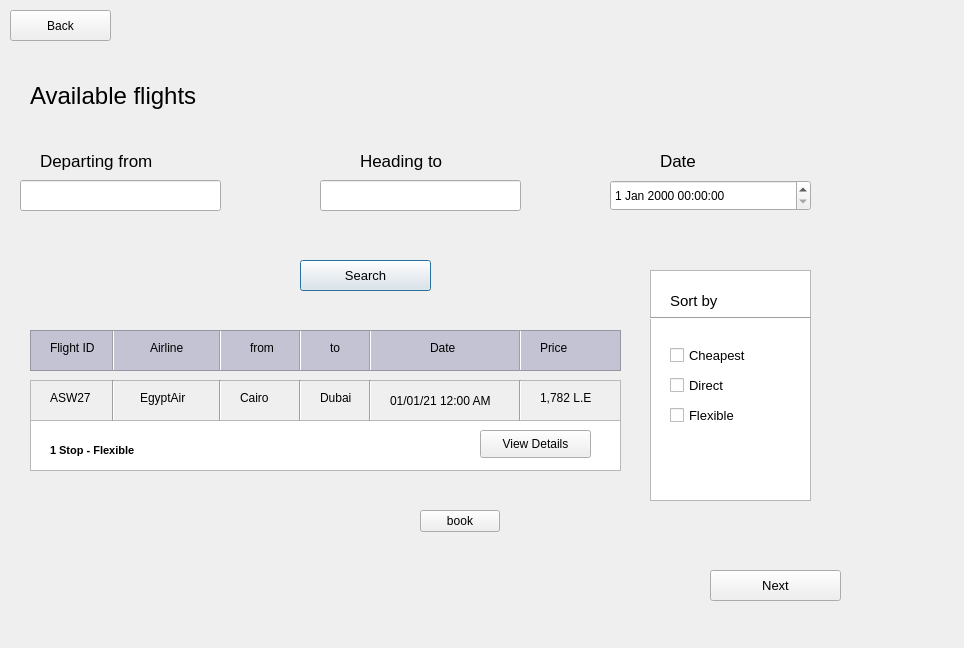
Abdelrahman-Shorim/FlightApp, file availableflights.ui: the form before one commit.
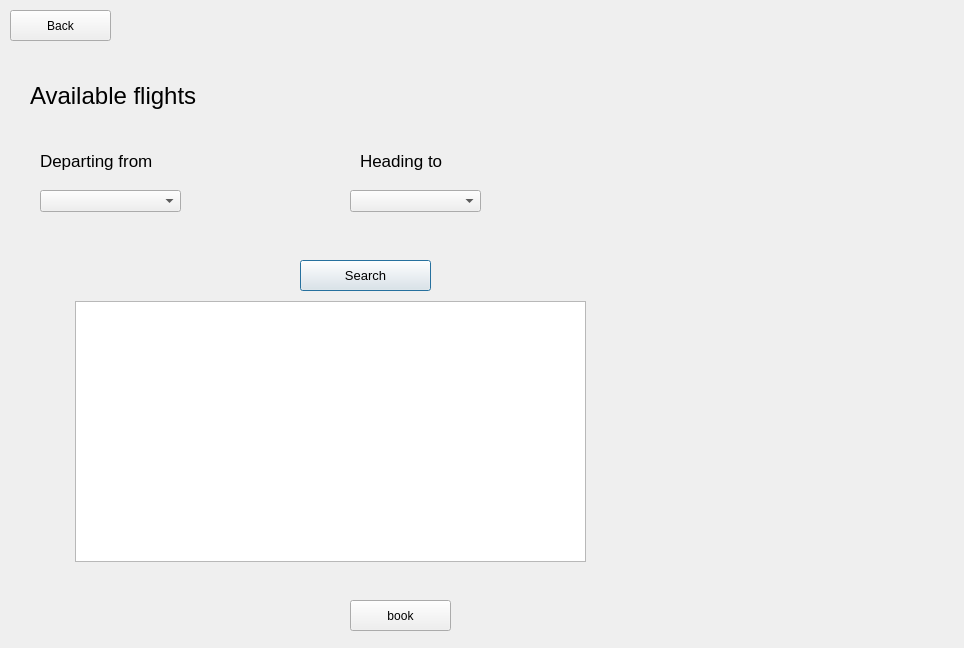
The form after the commit.

Diff of the .ui file:
```diff
--- a/availableflights.ui
+++ b/availableflights.ui
@@ -67,57 +67,6 @@
     <string>Heading to </string>
    </property>
   </widget>
-  <widget class="QLabel" name="label_4">
-   <property name="geometry">
-    <rect>
-     <x>660</x>
-     <y>140</y>
-     <width>191</width>
-     <height>41</height>
-    </rect>
-   </property>
-   <property name="font">
-    <font>
-     <pointsize>13</pointsize>
-    </font>
-   </property>
-   <property name="text">
-    <string>Date</string>
-   </property>
-  </widget>
-  <widget class="QDateTimeEdit" name="dateTimeEdit">
-   <property name="geometry">
-    <rect>
-     <x>610</x>
-     <y>180</y>
-     <width>201</width>
-     <height>31</height>
-    </rect>
-   </property>
-   <property name="locale">
-    <locale language="English" country="UnitedStates"/>
-   </property>
-  </widget>
-  <widget class="QLineEdit" name="lineEdit">
-   <property name="geometry">
-    <rect>
-     <x>320</x>
-     <y>180</y>
-     <width>201</width>
-     <height>31</height>
-    </rect>
-   </property>
-  </widget>
-  <widget class="QLineEdit" name="lineEdit_2">
-   <property name="geometry">
-    <rect>
-     <x>20</x>
-     <y>180</y>
-     <width>201</width>
-     <height>31</height>
-    </rect>
-   </property>
-  </widget>
   <widget class="QPushButton" name="pushButton">
    <property name="geometry">
     <rect>
@@ -136,474 +85,6 @@
     <string>Search</string>
    </property>
   </widget>
-  <widget class="QLabel" name="label_5">
-   <property name="geometry">
-    <rect>
-     <x>670</x>
-     <y>290</y>
-     <width>101</width>
-     <height>21</height>
-    </rect>
-   </property>
-   <property name="font">
-    <font>
-     <pointsize>11</pointsize>
-    </font>
-   </property>
-   <property name="text">
-    <string>Sort by</string>
-   </property>
-  </widget>
-  <widget class="QCheckBox" name="checkBox">
-   <property name="geometry">
-    <rect>
-     <x>670</x>
-     <y>340</y>
-     <width>131</width>
-     <height>31</height>
-    </rect>
-   </property>
-   <property name="font">
-    <font>
-     <pointsize>10</pointsize>
-    </font>
-   </property>
-   <property name="text">
-    <string>Cheapest</string>
-   </property>
-  </widget>
-  <widget class="QCheckBox" name="checkBox_2">
-   <property name="geometry">
-    <rect>
-     <x>670</x>
-     <y>370</y>
-     <width>131</width>
-     <height>31</height>
-    </rect>
-   </property>
-   <property name="font">
-    <font>
-     <pointsize>10</pointsize>
-    </font>
-   </property>
-   <property name="text">
-    <string>Direct</string>
-   </property>
-  </widget>
-  <widget class="QCheckBox" name="checkBox_3">
-   <property name="geometry">
-    <rect>
-     <x>670</x>
-     <y>400</y>
-     <width>131</width>
-     <height>31</height>
-    </rect>
-   </property>
-   <property name="font">
-    <font>
-     <pointsize>10</pointsize>
-    </font>
-   </property>
-   <property name="text">
-    <string>Flexible</string>
-   </property>
-  </widget>
-  <widget class="QTableView" name="tableView">
-   <property name="geometry">
-    <rect>
-     <x>650</x>
-     <y>270</y>
-     <width>161</width>
-     <height>231</height>
-    </rect>
-   </property>
-  </widget>
-  <widget class="Line" name="line">
-   <property name="geometry">
-    <rect>
-     <x>650</x>
-     <y>310</y>
-     <width>161</width>
-     <height>16</height>
-    </rect>
-   </property>
-   <property name="orientation">
-    <enum>Qt::Horizontal</enum>
-   </property>
-  </widget>
-  <widget class="QListView" name="listView">
-   <property name="geometry">
-    <rect>
-     <x>30</x>
-     <y>330</y>
-     <width>591</width>
-     <height>41</height>
-    </rect>
-   </property>
-   <property name="styleSheet">
-    <string notr="true">background-color: rgb(195, 195, 212);</string>
-   </property>
-  </widget>
-  <widget class="QLabel" name="label_6">
-   <property name="geometry">
-    <rect>
-     <x>50</x>
-     <y>340</y>
-     <width>55</width>
-     <height>16</height>
-    </rect>
-   </property>
-   <property name="text">
-    <string>Flight ID</string>
-   </property>
-  </widget>
-  <widget class="QLabel" name="label_7">
-   <property name="geometry">
-    <rect>
-     <x>150</x>
-     <y>340</y>
-     <width>55</width>
-     <height>16</height>
-    </rect>
-   </property>
-   <property name="text">
-    <string>Airline</string>
-   </property>
-  </widget>
-  <widget class="QLabel" name="label_8">
-   <property name="geometry">
-    <rect>
-     <x>250</x>
-     <y>340</y>
-     <width>55</width>
-     <height>16</height>
-    </rect>
-   </property>
-   <property name="text">
-    <string>from</string>
-   </property>
-  </widget>
-  <widget class="QLabel" name="label_9">
-   <property name="geometry">
-    <rect>
-     <x>330</x>
-     <y>340</y>
-     <width>55</width>
-     <height>16</height>
-    </rect>
-   </property>
-   <property name="text">
-    <string>to</string>
-   </property>
-  </widget>
-  <widget class="QLabel" name="label_10">
-   <property name="geometry">
-    <rect>
-     <x>430</x>
-     <y>340</y>
-     <width>55</width>
-     <height>16</height>
-    </rect>
-   </property>
-   <property name="text">
-    <string>Date</string>
-   </property>
-  </widget>
-  <widget class="QLabel" name="label_11">
-   <property name="geometry">
-    <rect>
-     <x>540</x>
-     <y>340</y>
-     <width>55</width>
-     <height>16</height>
-    </rect>
-   </property>
-   <property name="text">
-    <string>Price</string>
-   </property>
-  </widget>
-  <widget class="Line" name="line_2">
-   <property name="geometry">
-    <rect>
-     <x>103</x>
-     <y>330</y>
-     <width>20</width>
-     <height>41</height>
-    </rect>
-   </property>
-   <property name="orientation">
-    <enum>Qt::Vertical</enum>
-   </property>
-  </widget>
-  <widget class="Line" name="line_3">
-   <property name="geometry">
-    <rect>
-     <x>210</x>
-     <y>330</y>
-     <width>20</width>
-     <height>41</height>
-    </rect>
-   </property>
-   <property name="orientation">
-    <enum>Qt::Vertical</enum>
-   </property>
-  </widget>
-  <widget class="Line" name="line_4">
-   <property name="geometry">
-    <rect>
-     <x>290</x>
-     <y>330</y>
-     <width>20</width>
-     <height>41</height>
-    </rect>
-   </property>
-   <property name="orientation">
-    <enum>Qt::Vertical</enum>
-   </property>
-  </widget>
-  <widget class="Line" name="line_5">
-   <property name="geometry">
-    <rect>
-     <x>360</x>
-     <y>330</y>
-     <width>20</width>
-     <height>41</height>
-    </rect>
-   </property>
-   <property name="orientation">
-    <enum>Qt::Vertical</enum>
-   </property>
-  </widget>
-  <widget class="Line" name="line_6">
-   <property name="geometry">
-    <rect>
-     <x>510</x>
-     <y>330</y>
-     <width>20</width>
-     <height>41</height>
-    </rect>
-   </property>
-   <property name="orientation">
-    <enum>Qt::Vertical</enum>
-   </property>
-  </widget>
-  <widget class="QLabel" name="label_12">
-   <property name="geometry">
-    <rect>
-     <x>50</x>
-     <y>390</y>
-     <width>55</width>
-     <height>16</height>
-    </rect>
-   </property>
-   <property name="text">
-    <string>ASW27</string>
-   </property>
-  </widget>
-  <widget class="QLabel" name="label_13">
-   <property name="geometry">
-    <rect>
-     <x>320</x>
-     <y>390</y>
-     <width>55</width>
-     <height>16</height>
-    </rect>
-   </property>
-   <property name="text">
-    <string>Dubai</string>
-   </property>
-  </widget>
-  <widget class="Line" name="line_7">
-   <property name="geometry">
-    <rect>
-     <x>510</x>
-     <y>380</y>
-     <width>20</width>
-     <height>41</height>
-    </rect>
-   </property>
-   <property name="orientation">
-    <enum>Qt::Vertical</enum>
-   </property>
-  </widget>
-  <widget class="QLabel" name="label_14">
-   <property name="geometry">
-    <rect>
-     <x>240</x>
-     <y>390</y>
-     <width>55</width>
-     <height>16</height>
-    </rect>
-   </property>
-   <property name="text">
-    <string>Cairo</string>
-   </property>
-  </widget>
-  <widget class="Line" name="line_8">
-   <property name="geometry">
-    <rect>
-     <x>290</x>
-     <y>380</y>
-     <width>20</width>
-     <height>41</height>
-    </rect>
-   </property>
-   <property name="orientation">
-    <enum>Qt::Vertical</enum>
-   </property>
-  </widget>
-  <widget class="Line" name="line_9">
-   <property name="geometry">
-    <rect>
-     <x>103</x>
-     <y>380</y>
-     <width>20</width>
-     <height>41</height>
-    </rect>
-   </property>
-   <property name="orientation">
-    <enum>Qt::Vertical</enum>
-   </property>
-  </widget>
-  <widget class="Line" name="line_10">
-   <property name="geometry">
-    <rect>
-     <x>360</x>
-     <y>380</y>
-     <width>20</width>
-     <height>41</height>
-    </rect>
-   </property>
-   <property name="orientation">
-    <enum>Qt::Vertical</enum>
-   </property>
-  </widget>
-  <widget class="QLabel" name="label_15">
-   <property name="geometry">
-    <rect>
-     <x>140</x>
-     <y>390</y>
-     <width>55</width>
-     <height>16</height>
-    </rect>
-   </property>
-   <property name="text">
-    <string>EgyptAir</string>
-   </property>
-  </widget>
-  <widget class="Line" name="line_11">
-   <property name="geometry">
-    <rect>
-     <x>210</x>
-     <y>380</y>
-     <width>20</width>
-     <height>41</height>
-    </rect>
-   </property>
-   <property name="orientation">
-    <enum>Qt::Vertical</enum>
-   </property>
-  </widget>
-  <widget class="QLabel" name="label_16">
-   <property name="geometry">
-    <rect>
-     <x>540</x>
-     <y>390</y>
-     <width>55</width>
-     <height>16</height>
-    </rect>
-   </property>
-   <property name="text">
-    <string>1,782 L.E</string>
-   </property>
-  </widget>
-  <widget class="QLabel" name="label_17">
-   <property name="geometry">
-    <rect>
-     <x>390</x>
-     <y>390</y>
-     <width>121</width>
-     <height>21</height>
-    </rect>
-   </property>
-   <property name="text">
-    <string>01/01/21 12:00 AM</string>
-   </property>
-  </widget>
-  <widget class="QListView" name="listView_2">
-   <property name="geometry">
-    <rect>
-     <x>30</x>
-     <y>380</y>
-     <width>591</width>
-     <height>41</height>
-    </rect>
-   </property>
-   <property name="styleSheet">
-    <string notr="true">background-color: rgb(239, 239, 239);</string>
-   </property>
-  </widget>
-  <widget class="QListView" name="listView_3">
-   <property name="geometry">
-    <rect>
-     <x>30</x>
-     <y>420</y>
-     <width>591</width>
-     <height>51</height>
-    </rect>
-   </property>
-  </widget>
-  <widget class="QPushButton" name="pushButton_2">
-   <property name="geometry">
-    <rect>
-     <x>480</x>
-     <y>430</y>
-     <width>111</width>
-     <height>28</height>
-    </rect>
-   </property>
-   <property name="text">
-    <string>View Details</string>
-   </property>
-  </widget>
-  <widget class="QLabel" name="label_18">
-   <property name="geometry">
-    <rect>
-     <x>50</x>
-     <y>440</y>
-     <width>141</width>
-     <height>21</height>
-    </rect>
-   </property>
-   <property name="font">
-    <font>
-     <pointsize>8</pointsize>
-     <weight>75</weight>
-     <bold>true</bold>
-    </font>
-   </property>
-   <property name="text">
-    <string>1 Stop - Flexible</string>
-   </property>
-  </widget>
-  <widget class="QPushButton" name="pushButton_3">
-   <property name="geometry">
-    <rect>
-     <x>710</x>
-     <y>570</y>
-     <width>131</width>
-     <height>31</height>
-    </rect>
-   </property>
-   <property name="font">
-    <font>
-     <pointsize>10</pointsize>
-    </font>
-   </property>
-   <property name="text">
-    <string>Next</string>
-   </property>
-  </widget>
   <widget class="QPushButton" name="usermain">
    <property name="geometry">
     <rect>
@@ -625,60 +106,46 @@
   <widget class="QPushButton" name="book">
    <property name="geometry">
     <rect>
-     <x>420</x>
-     <y>510</y>
-     <width>80</width>
-     <height>22</height>
+     <x>350</x>
+     <y>600</y>
+     <width>101</width>
+     <height>31</height>
     </rect>
    </property>
    <property name="text">
     <string>book</string>
    </property>
   </widget>
-  <zorder>listView_3</zorder>
-  <zorder>listView_2</zorder>
-  <zorder>tableView</zorder>
-  <zorder>label</zorder>
-  <zorder>label_2</zorder>
-  <zorder>label_3</zorder>
-  <zorder>label_4</zorder>
-  <zorder>dateTimeEdit</zorder>
-  <zorder>lineEdit</zorder>
-  <zorder>lineEdit_2</zorder>
-  <zorder>pushButton</zorder>
-  <zorder>label_5</zorder>
-  <zorder>checkBox</zorder>
-  <zorder>checkBox_2</zorder>
-  <zorder>checkBox_3</zorder>
-  <zorder>line</zorder>
-  <zorder>listView</zorder>
-  <zorder>label_6</zorder>
-  <zorder>label_7</zorder>
-  <zorder>label_8</zorder>
-  <zorder>label_9</zorder>
-  <zorder>label_10</zorder>
-  <zorder>label_11</zorder>
-  <zorder>line_2</zorder>
-  <zorder>line_3</zorder>
-  <zorder>line_4</zorder>
-  <zorder>line_5</zorder>
-  <zorder>line_6</zorder>
-  <zorder>label_12</zorder>
-  <zorder>label_13</zorder>
-  <zorder>line_7</zorder>
-  <zorder>label_14</zorder>
-  <zorder>line_8</zorder>
-  <zorder>line_9</zorder>
-  <zorder>line_10</zorder>
-  <zorder>label_15</zorder>
-  <zorder>line_11</zorder>
-  <zorder>label_16</zorder>
-  <zorder>label_17</zorder>
-  <zorder>pushButton_2</zorder>
-  <zorder>label_18</zorder>
-  <zorder>pushButton_3</zorder>
-  <zorder>usermain</zorder>
-  <zorder>book</zorder>
+  <widget class="QComboBox" name="comboBox">
+   <property name="geometry">
+    <rect>
+     <x>40</x>
+     <y>190</y>
+     <width>141</width>
+     <height>22</height>
+    </rect>
+   </property>
+  </widget>
+  <widget class="QComboBox" name="comboBox_2">
+   <property name="geometry">
+    <rect>
+     <x>350</x>
+     <y>190</y>
+     <width>131</width>
+     <height>22</height>
+    </rect>
+   </property>
+  </widget>
+  <widget class="QListWidget" name="listWidget">
+   <property name="geometry">
+    <rect>
+     <x>75</x>
+     <y>301</y>
+     <width>511</width>
+     <height>261</height>
+    </rect>
+   </property>
+  </widget>
  </widget>
  <resources/>
  <connections/>
```
